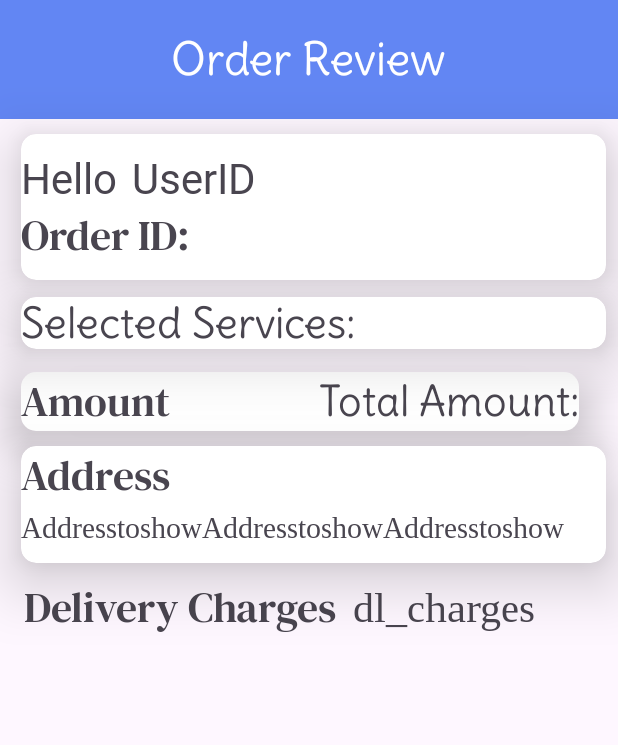
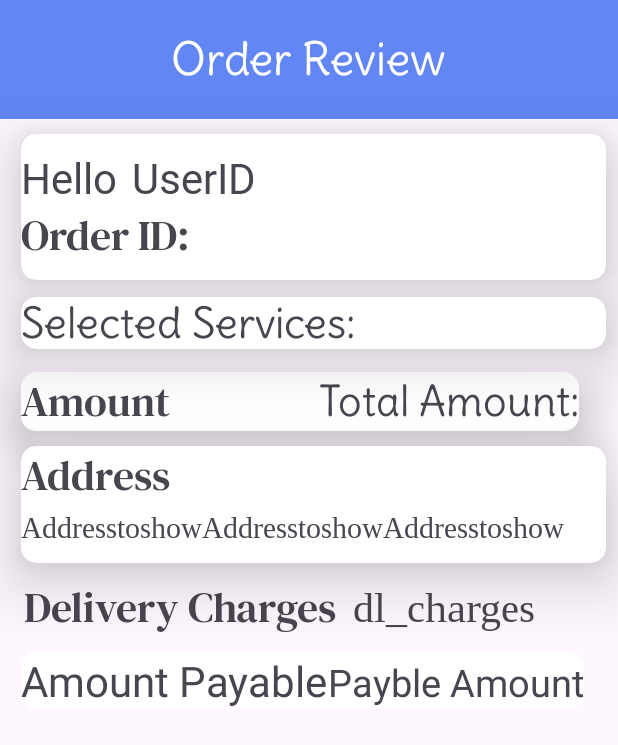
Before and after one commit to manash166/test321, an Android app: the layout activity_order_review.xml on its own in the app's theme, with its tools: preview values and no code run, on a phone screen of 412 x 824 dp. Shown: the top 745 px of the screen. Run offline under Robolectric (Android 15) with nearby library versions, the phone set to English and light mode, and no system bars.

Commit message:
80% review order

```diff
--- a/app/src/main/res/layout/activity_order_review.xml
+++ b/app/src/main/res/layout/activity_order_review.xml
@@ -151,8 +151,8 @@
         android:layout_height="wrap_content"
         android:layout_marginStart="14dp"
         android:layout_marginTop="15dp"
+        android:background="@drawable/rounded_bg"
         android:elevation="20dp"
-        android:background="@drawable/rounded_bg"
         android:orientation="horizontal"
         app:layout_constraintStart_toStartOf="parent"
         app:layout_constraintTop_toBottomOf="@+id/cardView2">
@@ -175,7 +175,9 @@
             android:textSize="28sp" />
     </LinearLayout>
 
+
     <LinearLayout
+        android:id="@+id/linearLayout8"
         android:layout_width="wrap_content"
         android:layout_height="wrap_content"
         android:layout_marginStart="16dp"
@@ -202,4 +204,31 @@
             android:textSize="28sp" />
     </LinearLayout>
 
+    <LinearLayout
+        android:layout_width="wrap_content"
+        android:layout_height="wrap_content"
+        android:layout_marginStart="14dp"
+        android:layout_marginTop="10dp"
+        android:orientation="horizontal"
+        android:background="@drawable/rounded_bg"
+        app:layout_constraintStart_toStartOf="parent"
+        app:layout_constraintTop_toBottomOf="@+id/linearLayout8">
+
+        <TextView
+            android:id="@+id/textView7"
+            android:layout_width="wrap_content"
+            android:layout_height="wrap_content"
+            android:layout_weight="1"
+            android:text="Amount Payable"
+            android:textSize="28sp" />
+
+        <TextView
+            android:id="@+id/payable_amount"
+            android:layout_width="wrap_content"
+            android:layout_height="wrap_content"
+            android:layout_weight="1"
+            android:text="Payble Amount"
+            android:textSize="25sp" />
+    </LinearLayout>
+
 </androidx.constraintlayout.widget.ConstraintLayout>
```
